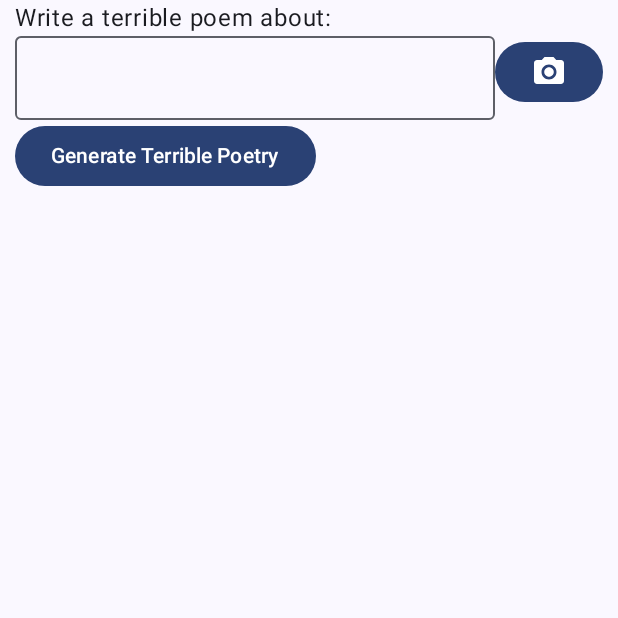
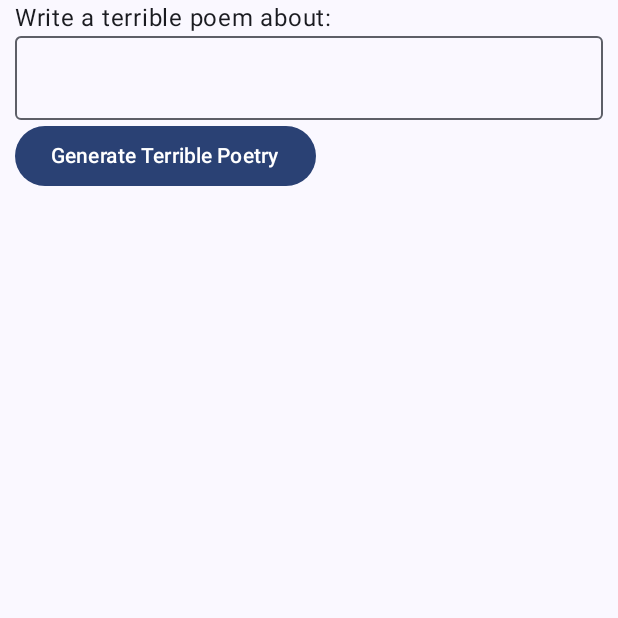
Before and after one commit to tdcolvin/MediaPipeWorkshop, an Android app built with Jetpack Compose: the screen it shows after launch (MainActivity), on a phone screen of 412 x 824 dp, the top half of it. Run offline under Robolectric (Android 15) with nearby library versions, the phone set to English and light mode, and no system bars; libraries missing offline, so code that uses them is left out: com.google.mediapipe.tasks; 2 statements that could not run were skipped.

Commit message:
removed link to screen used only on hands-on-2

```diff
--- a/app/src/main/java/com/tdcolvin/gemmallmdemo/ui/terriblepoem/TerriblePoemScreen.kt
+++ b/app/src/main/java/com/tdcolvin/gemmallmdemo/ui/terriblepoem/TerriblePoemScreen.kt
@@ -89,9 +89,9 @@ fun TerriblePoemContent(
                 value = poemSubject,
                 onValueChange = { poemSubject = it }
             )
-            Button(onClick = { showTakePhotoDialog = true }) {
-                Icon(painter = painterResource(id = R.drawable.baseline_camera_alt_24), contentDescription = "Take a photo")
-            }
+//            Button(onClick = { showTakePhotoDialog = true }) {
+//                Icon(painter = painterResource(id = R.drawable.baseline_camera_alt_24), contentDescription = "Take a photo")
+//            }
         }
         Button(
             onClick = { generateTerriblePoem(poemSubject) },
```
